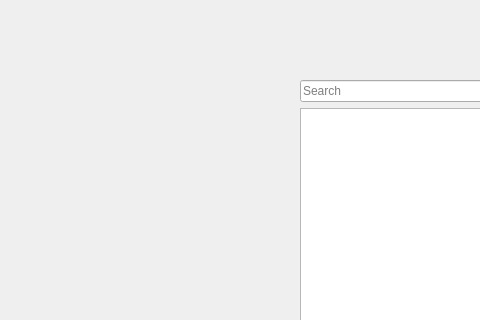
First picture: the form in src/app/ui/main_window.ui, repository TIS2023-FMFI/pracovne-instrukcie, before the edit; both pictures show x 0 to 480 and y 0 to 320 of the 1027 by 604 pixel window.
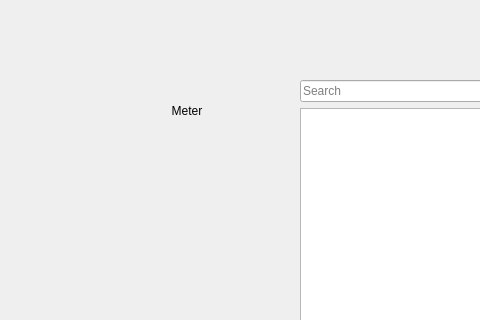
Second picture: the form after the edit. Icons and pictures are not drawn.

Commit message: display username

Patch:
```diff
--- a/src/app/ui/main_window.ui
+++ b/src/app/ui/main_window.ui
@@ -42,7 +42,7 @@
                     <number>80</number>
                 </property>
                 <item>
-                    <layout class="QVBoxLayout" name="left_side" stretch="0,0,0,0,0,0,0">
+                    <layout class="QVBoxLayout" name="left_side" stretch="0,0,0,0,0,0,0,0">
                         <property name="spacing">
                             <number>10</number>
                         </property>
@@ -71,6 +71,16 @@
                                 </property>
                             </widget>
                         </item>
+                        <item>
+                            <widget class="QLabel" name="username_label">
+                                <property name="text">
+                                    <string>Meter</string>
+                                </property>
+                                <property name="alignment">
+                                    <set>Qt::AlignCenter</set>
+                                </property>
+                            </widget>
+                        </item>
                         <item>
                             <spacer name="verticalSpacer">
                                 <property name="orientation">
```
The commit also changes 1 other file.
